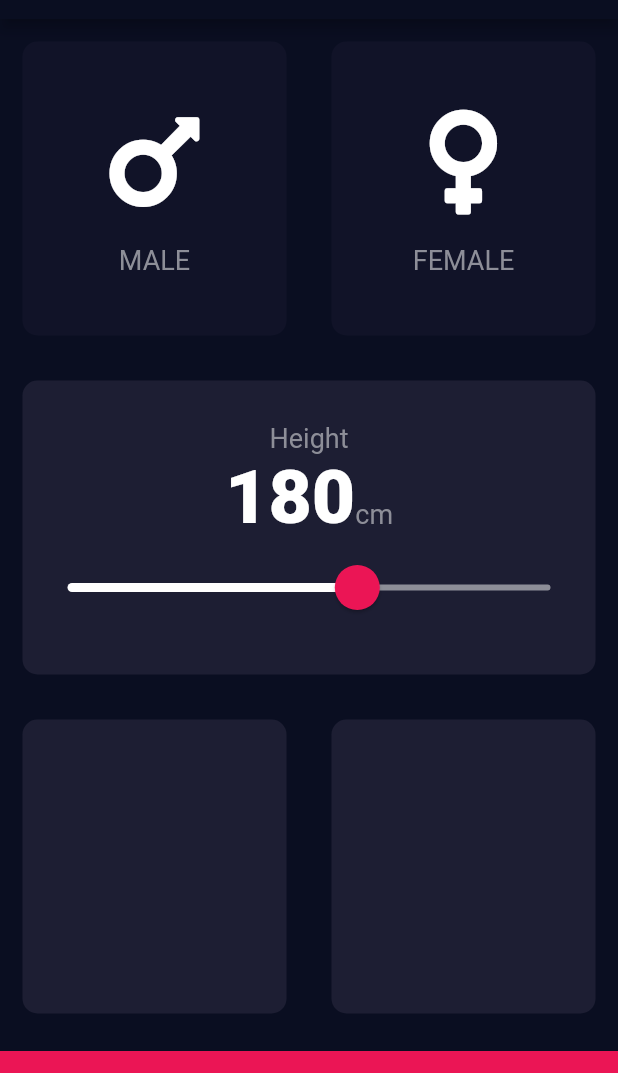
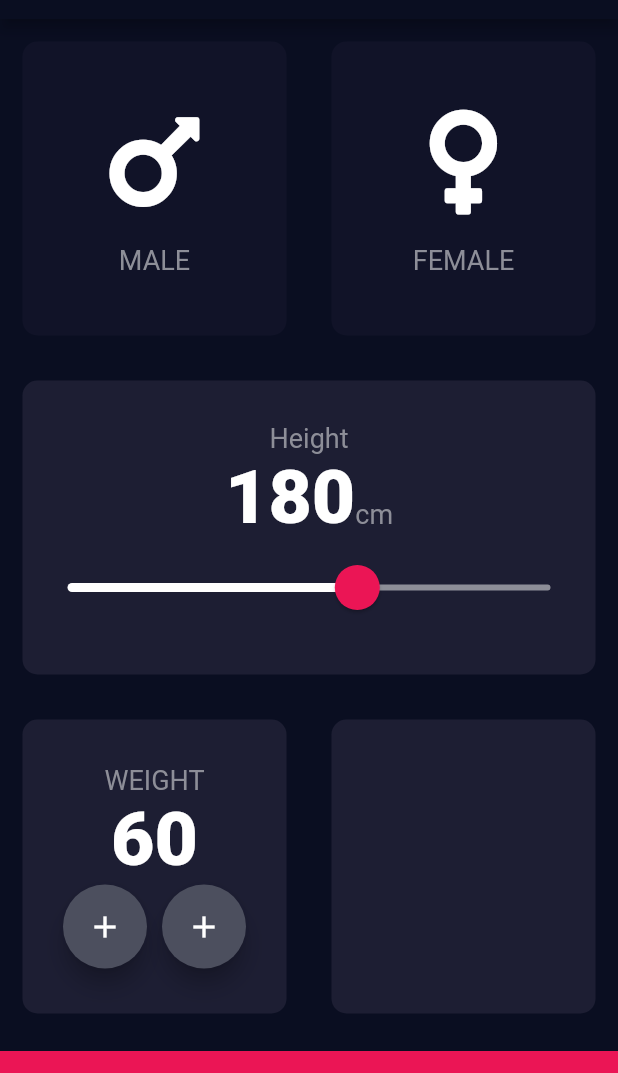
Before and after one commit to misaki-kawaguchi/BMI-Calculator, a Flutter app: the screen it shows after launch, on a phone screen of 412 x 824 dp, the part 65-1138 px from its top. Run offline on Flutter 3.47's test engine with Material 2 defaults, Android fonts, the phone set to English and light mode, and no system bars; our stand-ins replace font_awesome_flutter.

Commit message:
UI作成

```diff
--- a/lib/input_page.dart
+++ b/lib/input_page.dart
@@ -15,6 +15,7 @@ class _InputPageState extends State<InputPage> {
   Gender selectedGender;
 
   int height = 180;
+  int weight = 60;
 
   @override
   Widget build(BuildContext context) {
@@ -122,6 +123,41 @@ class _InputPageState extends State<InputPage> {
                 Expanded(
                   child: ReusableCard(
                     colour: kActiveCardColour,
+                    cardChild: Column(
+                      mainAxisAlignment: MainAxisAlignment.center,
+                      children: <Widget>[
+                        Text(
+                          'WEIGHT',
+                          style: kLabelTextStyle,
+                        ),
+                        Text(
+                          weight.toString(),
+                          style: kNumberTextStyle,
+                        ),
+                        Row(
+                          mainAxisAlignment: MainAxisAlignment.center,
+                          children: [
+                            FloatingActionButton(
+                              backgroundColor: Color(0xFF4C4F5E),
+                              child: Icon(
+                                Icons.add,
+                                color: Colors.white,
+                              ),
+                            ),
+                            SizedBox(
+                              width: 10.0,
+                            ),
+                            FloatingActionButton(
+                              backgroundColor: Color(0xFF4C4F5E),
+                              child: Icon(
+                                Icons.add,
+                                color: Colors.white,
+                              ),
+                            ),
+                          ],
+                        ),
+                      ],
+                    ),
                   ),
                 ),
                 Expanded(
```
